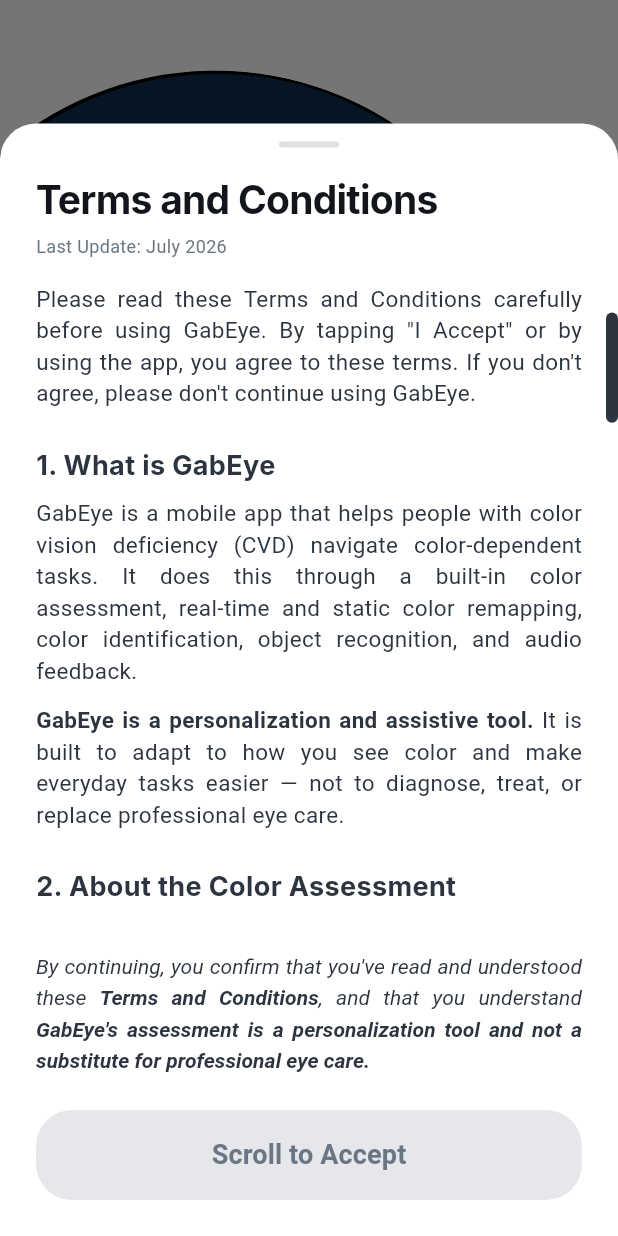
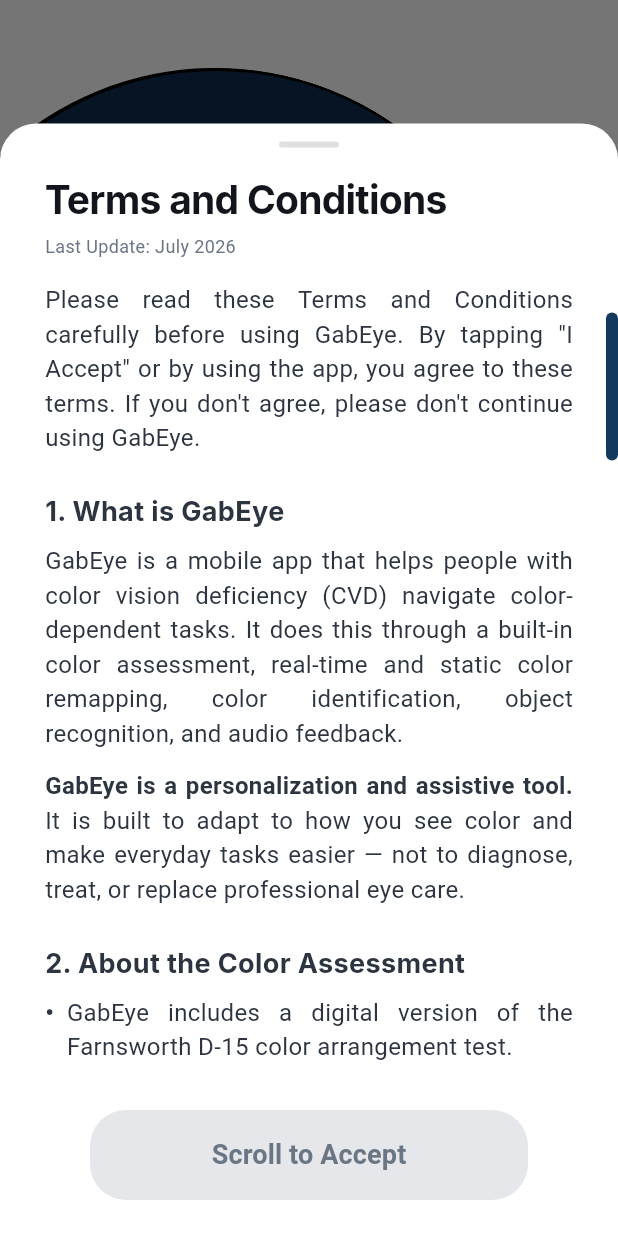
Before and after one commit to dinonIsaig/GabEye, a Flutter app: the screen it shows after launch, after a tap on "Get Started", on a phone screen of 412 x 824 dp. Run offline on Flutter 3.47's test engine with Material 3 defaults, Android fonts, the phone set to English and light mode, and no system bars; our stand-ins replace flutter_svg, google_fonts.

Commit message:
style: updated colorspace + style

```diff
--- a/lib/core/theme/gabeye_theme.dart
+++ b/lib/core/theme/gabeye_theme.dart
@@ -9,7 +9,8 @@
     brightness: Brightness.light,
     scaffoldBackgroundColor: AppColors.lightSurface,
     colorScheme: const ColorScheme.light(
-      primary: AppColors.primaryColor,
+      primary: AppColors.lightPrimaryButton,
+      onPrimary: AppColors.lightPrimaryButton,
       surface: AppColors.lightSurface,
       onSurface: AppColors.lightTextPrimary,
       onSurfaceVariant: AppColors.lightTextSecondary,
@@ -39,6 +40,7 @@
     scaffoldBackgroundColor: AppColors.darkMode,
     colorScheme: const ColorScheme.dark(
       primary: AppColors.primaryColor,
+      onPrimary: AppColors.lightPrimaryButton,
       surface: AppColors.darkMode,
       onSurface: AppColors.darkTextPrimary,
       onSurfaceVariant: AppColors.darkTextSecondary,
--- a/lib/features/onboarding/screens/get_started_screen.dart
+++ b/lib/features/onboarding/screens/get_started_screen.dart
@@ -15,7 +15,7 @@
           crossAxisAlignment: CrossAxisAlignment.start,
           children: [
             Expanded(
-              flex: 8,
+              flex: 7,
               child: Stack(
                 children: [
                   Positioned(
@@ -42,21 +42,21 @@
                     Text(
                       'Welcome to',
                       style: GoogleFonts.atkinsonHyperlegibleNext(
-                        fontSize: 18,
+                        fontSize: 16,
                         color: Theme.of(context).colorScheme.onSurfaceVariant,
                       ),
                     ),
-                    const SizedBox(height: 2),
                     Text(
                       'GabEye!',
                       style: GoogleFonts.inter(
-                        fontSize: 48,
+                        fontSize: 40,
                         fontWeight: FontWeight.w700,
                         color: Theme.of(context).colorScheme.onSurface,
                         letterSpacing: -1.0,
+                        height: 1.0,
                       ),
                     ),
-                    const SizedBox(height: 5),
+                    const SizedBox(height: 20),
                     Text(
                       " We don't just show you how colors look different — we shift them to make things easier to see.",
                       style: GoogleFonts.atkinsonHyperlegibleNext(
@@ -65,21 +65,20 @@
                         height: 1.5,
                       ),
                     ),
-                    const SizedBox(height: 20),
                   ],
                 ),
               ),
             ),
 
             Padding(
-              padding: const EdgeInsets.only(left: 32.0, right: 32.0, bottom: 40.0),
+              padding: const EdgeInsets.only(left: 60.0, right: 60.0, bottom: 40.0),
               child: ElevatedButton(
                 onPressed: () {
                   showTermsAndConditionsModal(context);
                 },
                 style: ElevatedButton.styleFrom(
                   elevation: 4,
-                  shadowColor: Colors.black.withOpacity(0.3),
+                  shadowColor: Colors.black.withValues(alpha: 0.5),
                   shape: RoundedRectangleBorder(
                     borderRadius: BorderRadius.circular(24),
                   ),
--- a/lib/features/onboarding/widgets/terms_and_conditions_modal.dart
+++ b/lib/features/onboarding/widgets/terms_and_conditions_modal.dart
@@ -58,7 +58,7 @@
             ),
 
             Padding(
-              padding: const EdgeInsets.symmetric(horizontal: 24.0),
+              padding: const EdgeInsets.symmetric(horizontal: 30.0),
               child: Column(
                 crossAxisAlignment: CrossAxisAlignment.start,
                 children: [
@@ -86,7 +86,7 @@
               child: Theme(
                 data: Theme.of(context).copyWith(
                   scrollbarTheme: ScrollbarThemeData(
-                    thumbColor: WidgetStateProperty.all(Theme.of(context).colorScheme.onSurfaceVariant),
+                    thumbColor: WidgetStateProperty.all(Theme.of(context).colorScheme.onPrimary),
                     thickness: WidgetStateProperty.all(8),
                     radius: const Radius.circular(8),
                     mainAxisMargin: 20.0,
@@ -97,7 +97,7 @@
                   thumbVisibility: true,
                   child: SingleChildScrollView(
                     controller: _scrollController,
-                    padding: const EdgeInsets.symmetric(horizontal: 24.0),
+                    padding: const EdgeInsets.symmetric(horizontal: 30.0),
                     child: _buildTermsTextContent(context),
                   ),
                 ),
@@ -106,30 +106,12 @@
 
 
             Container(
-              padding: const EdgeInsets.only(left: 24.0, right: 24.0, top: 16.0, bottom: 24.0),
+              padding: const EdgeInsets.only(left:60.0, right: 60.0, top: 16.0, bottom: 24.0),
               decoration: BoxDecoration(
                 color: Theme.of(context).colorScheme.surface,
               ),
               child: Column(
                 children: [
-                  RichText(
-                    textAlign: TextAlign.justify,
-                    text: TextSpan(
-                      style: GoogleFonts.atkinsonHyperlegibleNext(
-                        fontSize: 14,
-                        fontStyle: FontStyle.italic,
-                        color: Theme.of(context).colorScheme.onSurfaceVariant,
-                        height: 1.5,
-                      ),
-                      children: const [
-                          TextSpan(text: 'By continuing, you confirm that you\'ve read and understood these '),
-                          TextSpan(text: 'Terms and Conditions', style: TextStyle(fontWeight: FontWeight.bold)),
-                          TextSpan(text: ', and that you understand '),
-                          TextSpan(text: 'GabEye\'s assessment is a personalization tool and not a substitute for professional eye care.', style: TextStyle(fontWeight: FontWeight.bold)),
-                      ],
-                    ),
-                  ),
-                  const SizedBox(height: 24),
 
                   ElevatedButton(
                     onPressed: _hasScrolledToBottom
@@ -161,7 +143,7 @@
 
   Widget _buildTermsTextContent(BuildContext context) {
     final bodyStyle = GoogleFonts.atkinsonHyperlegibleNext(
-      fontSize: 15,
+      fontSize: 16,
       color: Theme.of(context).colorScheme.onSurfaceVariant,
     );
 
@@ -255,7 +237,37 @@
         _buildBulletPoint('GabEye is intended for use in a way where you can pause, look at your screen, and use the app safely — not for tasks that require constant movement or split-second decisions (like driving).', bodyStyle),
         _buildBulletPoint('GabEye does not replace professional advice for health, safety-critical, or occupational decisions that depend on accurate color perception (for example, certain jobs in aviation, electrical work, or transportation).', bodyStyle),
 
-        const SizedBox(height: 48),
+        const SizedBox(height: 20),
+
+        RichText(
+          textAlign: TextAlign.justify,
+          text: TextSpan(
+            style: GoogleFonts.atkinsonHyperlegibleNext(
+              fontSize: 16,
+              fontStyle: FontStyle.italic,
+              color: Theme.of(context).colorScheme.onSurfaceVariant,
+              height: 1.5,
+            ),
+            children: const [
+              TextSpan(
+                text:
+                    'By continuing, you confirm that you\'ve read and understood these ',
+              ),
+              TextSpan(
+                text: 'Terms and Conditions',
+                style: TextStyle(fontWeight: FontWeight.bold),
+              ),
+              TextSpan(text: ', and that you understand '),
+              TextSpan(
+                text:
+                    'GabEye\'s assessment is a personalization tool and not a substitute for professional eye care.',
+                style: TextStyle(fontWeight: FontWeight.bold),
+              ),
+            ],
+          ),
+        ),
+        const SizedBox(height: 24),
+
       ],
     );
   }
```
